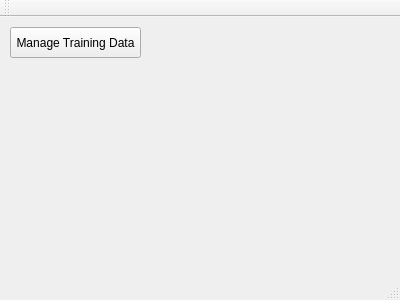
First picture: the form in mainwindow.ui, repository asmith9455/imageClassifier, before the edit.
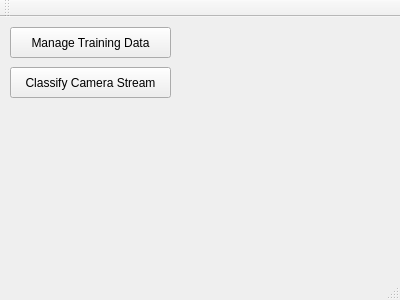
Second picture: the form after the edit.

Diff of the .ui file:
```diff
--- a/mainwindow.ui
+++ b/mainwindow.ui
@@ -19,7 +19,7 @@
      <rect>
       <x>10</x>
       <y>10</y>
-      <width>131</width>
+      <width>161</width>
       <height>31</height>
      </rect>
     </property>
@@ -27,6 +27,19 @@
      <string>Manage Training Data</string>
     </property>
    </widget>
+   <widget class="QPushButton" name="btn_classifyCameraStream">
+    <property name="geometry">
+     <rect>
+      <x>10</x>
+      <y>50</y>
+      <width>161</width>
+      <height>31</height>
+     </rect>
+    </property>
+    <property name="text">
+     <string>Classify Camera Stream</string>
+    </property>
+   </widget>
   </widget>
   <widget class="QMenuBar" name="menuBar">
    <property name="geometry">
```
Left out of the diff: 2 changed lines with no effect on the pictures.
